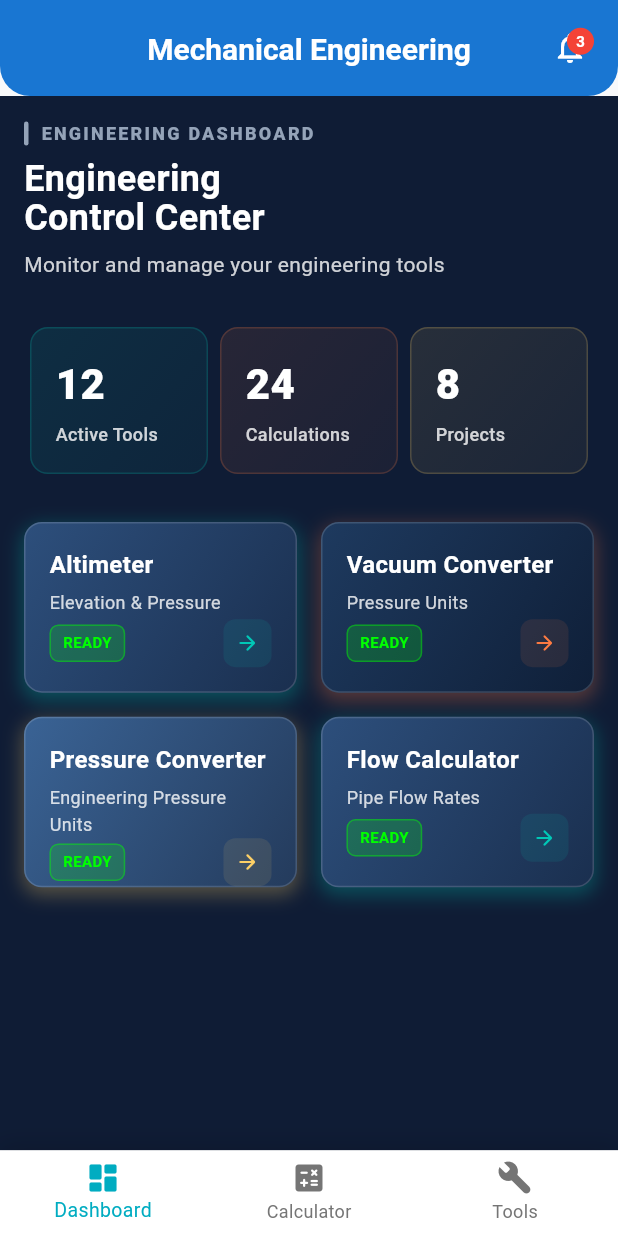
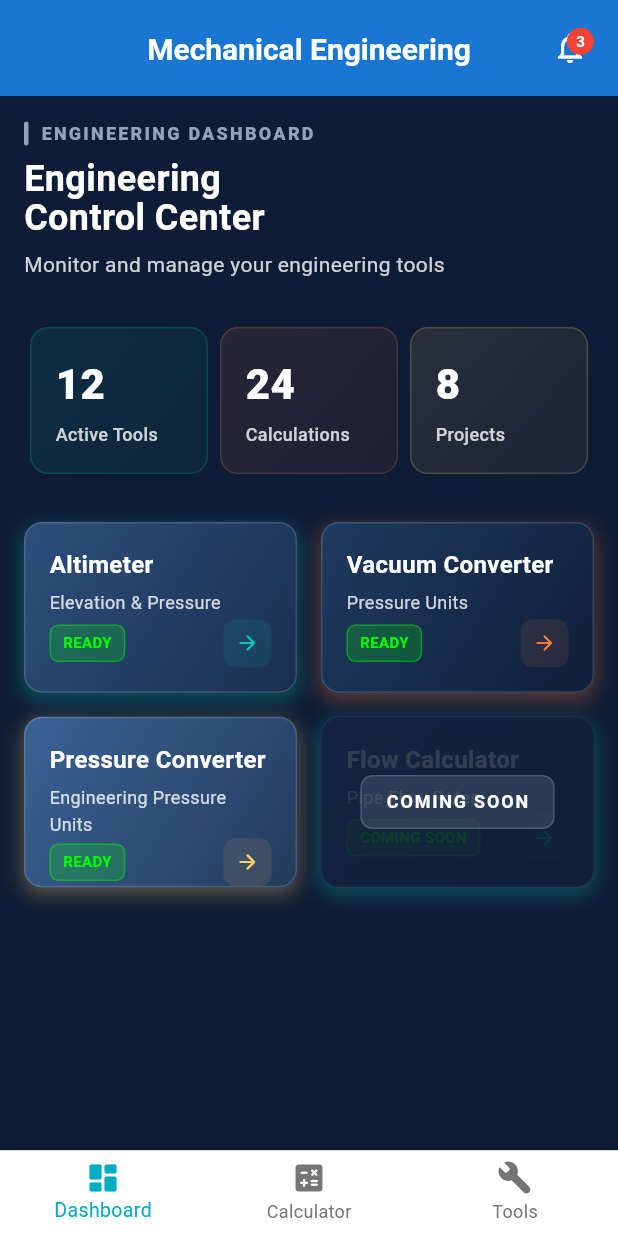
Before and after one commit to amits0905/Mechanical-Engineering, a Flutter app: the screen it shows after launch, on a phone screen of 412 x 824 dp. Run offline on Flutter 3.47's test engine with Material 3 defaults, Android fonts, the phone set to English and light mode, and no system bars; our stand-ins replace geolocator, sensors_plus, shared_preferences.

Commit message:
Updates the pressure_unit_page, vacuumunitpage, dashboard, apptheme

```diff
--- a/lib/components/pressure_unit/pressure_unit_page_ui.dart
+++ b/lib/components/pressure_unit/pressure_unit_page_ui.dart
@@ -43,7 +43,7 @@ class PressureUnitUI extends StatelessWidget {
             ),
           ),
           child: Icon(
-            Icons.compress_rounded,
+            Icons.speed_rounded,
             color: PressureUnitConstants.primaryColor,
             size: PressureUnitConstants.headerIconSize,
           ),
--- a/lib/components/vacuum_tools/vaccumunitpage.dart
+++ b/lib/components/vacuum_tools/vaccumunitpage.dart
@@ -139,7 +139,7 @@ class _VacuumUnitPageState extends State<VaccumUnitPage> {
             borderRadius: BorderRadius.circular(15),
           ),
           child: Icon(
-            Icons.speed_rounded,
+            Icons.compress_rounded,
             color: VaccumUnitConstants.primaryColor,
             size: 32,
           ),
--- a/lib/pages/dashboard.dart
+++ b/lib/pages/dashboard.dart
@@ -1,5 +1,8 @@
 // lib/components/dashboard/dashboard.dart
 import 'package:flutter/material.dart';
+import 'package:mechanicalengineering/components/altimeter_tools/altimeter_page.dart';
+import 'package:mechanicalengineering/components/pressure_unit/pressure_unit_page.dart';
+import 'package:mechanicalengineering/components/vacuum_tools/vaccumunitpage.dart';
 import 'package:mechanicalengineering/theme/card_colors.dart';
 
 class DashboardPage extends StatelessWidget {
@@ -28,31 +31,56 @@ class DashboardPage extends StatelessWidget {
                 crossAxisCount: 2,
                 crossAxisSpacing: 16,
                 mainAxisSpacing: 16,
-                childAspectRatio: 1.6, // Adjusted for better proportions
+                childAspectRatio: 1.6,
                 children: [
                   _DashboardCard(
                     title: 'Altimeter',
                     subtitle: 'Elevation & Pressure',
                     status: 'READY',
                     colorScheme: CardColors.blueScheme,
+                    onTap: () {
+                      Navigator.push(
+                        context,
+                        MaterialPageRoute(
+                          builder: (context) => const AltimeterPage(),
+                        ),
+                      );
+                    },
                   ),
                   _DashboardCard(
                     title: 'Vacuum Converter',
                     subtitle: 'Pressure Units',
                     status: 'READY',
                     colorScheme: CardColors.redScheme,
+                    onTap: () {
+                      Navigator.push(
+                        context,
+                        MaterialPageRoute(
+                          builder: (context) => const VaccumUnitPage(),
+                        ),
+                      );
+                    },
                   ),
                   _DashboardCard(
                     title: 'Pressure Converter',
                     subtitle: 'Engineering Pressure Units',
                     status: 'READY',
                     colorScheme: CardColors.purpleScheme,
+                    onTap: () {
+                      Navigator.push(
+                        context,
+                        MaterialPageRoute(
+                          builder: (context) => const PressureUnitPage(),
+                        ),
+                      );
+                    },
                   ),
                   _DashboardCard(
                     title: 'Flow Calculator',
                     subtitle: 'Pipe Flow Rates',
-                    status: 'READY',
+                    status: 'COMING SOON',
                     colorScheme: CardColors.blueScheme,
+                    comingSoon: true, // hides arrow & shows overlay
                   ),
                 ],
               ),
@@ -192,29 +220,27 @@ class _DashboardCard extends StatelessWidget {
   final String subtitle;
   final String status;
   final CardColorScheme colorScheme;
+  final VoidCallback? onTap;
+  final bool comingSoon;
 
   const _DashboardCard({
     required this.title,
     required this.subtitle,
     required this.status,
     required this.colorScheme,
+    this.onTap,
+    this.comingSoon = false,
   });
 
   @override
   Widget build(BuildContext context) {
     return MouseRegion(
-      cursor: SystemMouseCursors.click,
+      cursor: comingSoon ? SystemMouseCursors.basic : SystemMouseCursors.click,
       child: GestureDetector(
-        onTap: () {
-          ScaffoldMessenger.of(context).showSnackBar(
-            SnackBar(
-              content: Text('Opening $title'),
-              duration: const Duration(seconds: 1),
-              backgroundColor: colorScheme.gradient[0],
-            ),
-          );
-        },
-        child: Container(
+        onTap: comingSoon ? null : onTap,
+        child: Stack(
+          children: [
+            Container(
               decoration: BoxDecoration(
                 gradient: LinearGradient(
                   colors: colorScheme.gradient,
@@ -269,10 +295,14 @@ class _DashboardCard extends StatelessWidget {
                             vertical: 4,
                           ),
                           decoration: BoxDecoration(
-                        color: const Color(0xFF00FF00).withValues(alpha: 0.2),
+                            color: const Color(
+                              0xFF00FF00,
+                            ).withValues(alpha: 0.2),
                             borderRadius: BorderRadius.circular(6),
                             border: Border.all(
-                          color: const Color(0xFF00FF00).withValues(alpha: 0.4),
+                              color: const Color(
+                                0xFF00FF00,
+                              ).withValues(alpha: 0.4),
                               width: 1,
                             ),
                           ),
@@ -289,7 +319,9 @@ class _DashboardCard extends StatelessWidget {
                           width: 32,
                           height: 32,
                           decoration: BoxDecoration(
-                        color: colorScheme.accentColor.withValues(alpha: 0.1),
+                            color: colorScheme.accentColor.withValues(
+                              alpha: 0.1,
+                            ),
                             borderRadius: BorderRadius.circular(8),
                           ),
                           child: Icon(
@@ -304,6 +336,45 @@ class _DashboardCard extends StatelessWidget {
                 ),
               ),
             ),
+            // Coming Soon Overlay
+            if (comingSoon)
+              Positioned.fill(
+                child: Container(
+                  decoration: BoxDecoration(
+                    color: CardColors.dashboardBackground.withValues(
+                      alpha: 0.85,
+                    ),
+                    borderRadius: BorderRadius.circular(12),
+                  ),
+                  child: Center(
+                    child: Container(
+                      padding: const EdgeInsets.symmetric(
+                        horizontal: 16,
+                        vertical: 8,
+                      ),
+                      decoration: BoxDecoration(
+                        color: CardColors.textMuted.withValues(alpha: 0.2),
+                        borderRadius: BorderRadius.circular(8),
+                        border: Border.all(
+                          color: CardColors.textMuted.withValues(alpha: 0.3),
+                          width: 1,
+                        ),
+                      ),
+                      child: Text(
+                        'COMING SOON',
+                        style: TextStyle(
+                          color: CardColors.textPrimary,
+                          fontSize: 12,
+                          fontWeight: FontWeight.w700,
+                          letterSpacing: 1.2,
+                        ),
+                      ),
+                    ),
+                  ),
+                ),
+              ),
+          ],
+        ),
       ),
     );
   }
--- a/lib/theme/app_theme.dart
+++ b/lib/theme/app_theme.dart
@@ -191,9 +191,10 @@ class AppTheme {
         fontWeight: FontWeight.w700,
       ),
       toolbarHeight: 64,
-      shape: const RoundedRectangleBorder(
-        borderRadius: BorderRadius.vertical(bottom: Radius.circular(20)),
-      ),
+      shape: null,
+      // const RoundedRectangleBorder(
+      //   borderRadius: BorderRadius.vertical(bottom: Radius.circular(20)),
+      // ),
     ),
 
     // Enhanced Input Decoration
```
Lines whose indentation alone changed are shown as unchanged.
